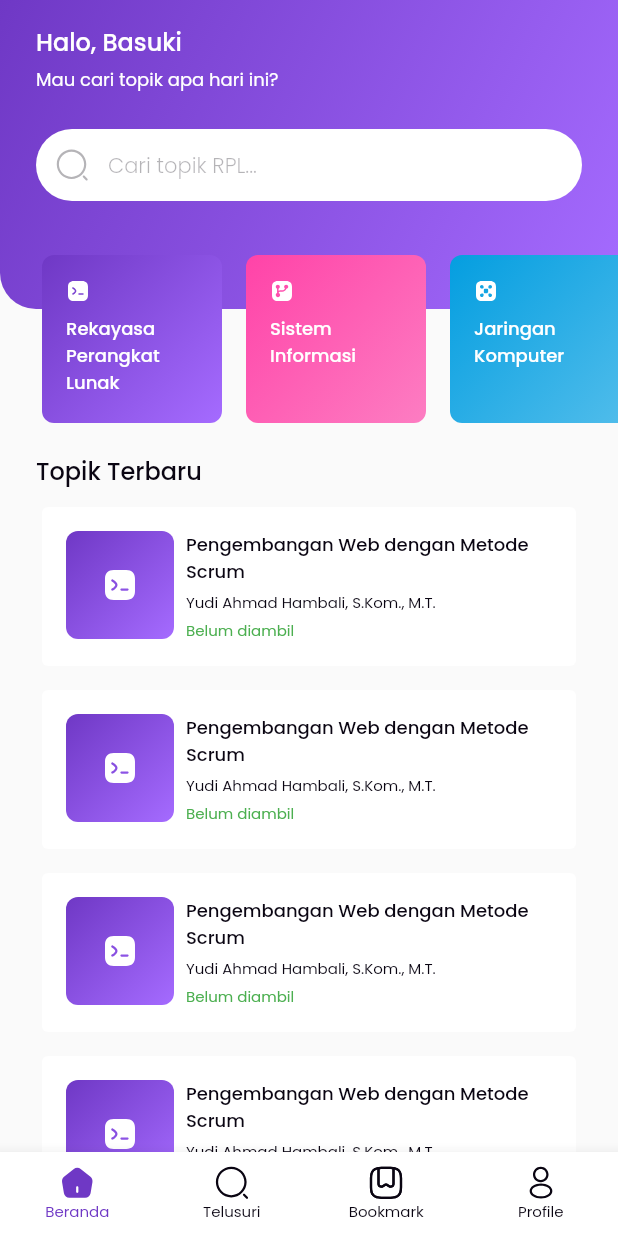
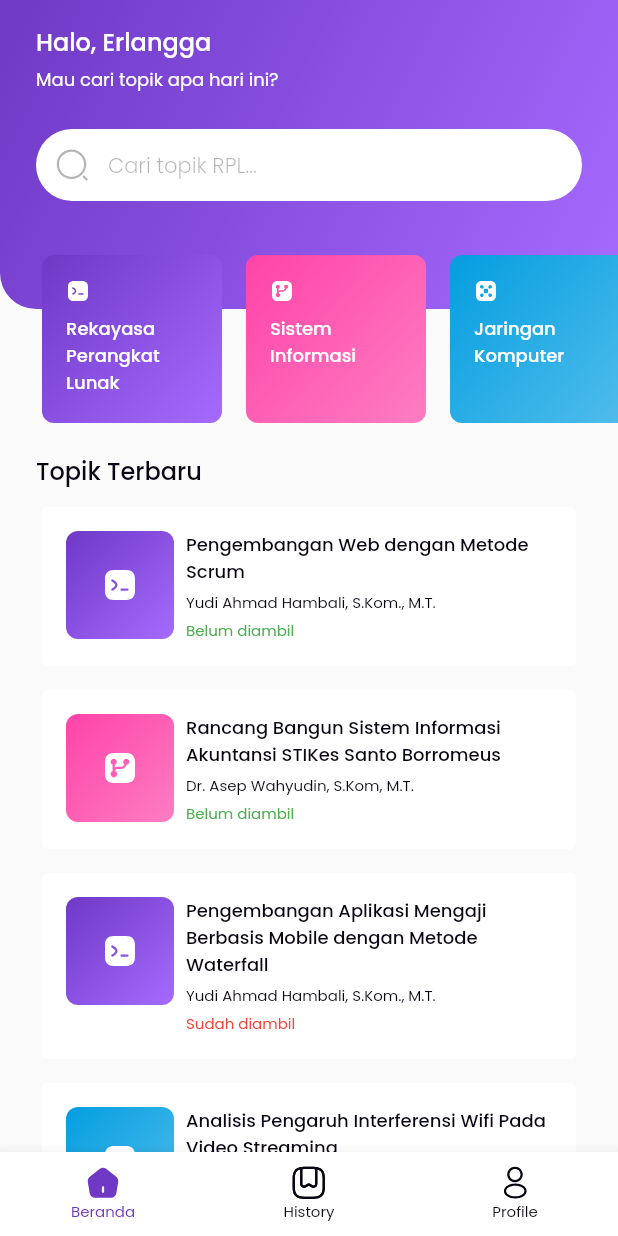
Before and after one commit to mufidabiyyu5/rekamosi, a Flutter app: the HomePage screen opened directly, on a phone screen of 412 x 824 dp. Run offline on Flutter 3.47's test engine with Material 2 defaults, Android fonts, the phone set to English and light mode, and no system bars; our stand-ins replace flutter_svg.

Commit message:
update 29/12

```diff
--- /dev/null
+++ b/lib/components/card.dart
@@ -0,0 +1,150 @@
+import 'package:flutter/material.dart';
+import 'package:rekamosi/theme.dart';
+import 'package:rekamosi/pages/detailpage.dart';
+import 'package:flutter_svg/flutter_svg.dart';
+
+class Cards extends StatelessWidget {
+  final Color firstColor;
+  final Color secondColor;
+  final String svgIcons;
+  final String title;
+  final String dosen;
+  final String kbk;
+  final bool status;
+
+  Cards({
+    this.firstColor = Colors.white,
+    this.secondColor = Colors.white,
+    this.svgIcons = "",
+    this.title = "",
+    this.dosen = "",
+    this.kbk = "",
+    this.status = false,
+  });
+
+  void _navigateToDetailScreen(
+      Color firstColor,
+      Color secondColor,
+      String svgIcons,
+      String title,
+      String dosen,
+      String kbk,
+      bool status,
+      BuildContext context) {
+    Navigator.of(context).push(MaterialPageRoute(
+        builder: (context) => DetailPage(
+              firstColor: firstColor,
+              secondColor: secondColor,
+              svgIcons: svgIcons,
+              title: title,
+              dosen: dosen,
+              kbk: kbk,
+              status: status,
+            )));
+  }
+
+  @override
+  Widget build(BuildContext context) {
+    return Column(
+      children: [
+        SizedBox(
+          height: 8,
+        ),
+        GestureDetector(
+          onTap: () {
+            _navigateToDetailScreen(firstColor, secondColor, svgIcons, title,
+                dosen, kbk, status, context);
+          },
+          child: Card(
+            color: Colors.white,
+            shadowColor: Colors.transparent,
+            child: Container(
+              decoration: BoxDecoration(
+                borderRadius: BorderRadius.circular(8),
+              ),
+              padding: EdgeInsets.all(16),
+              child: Row(
+                crossAxisAlignment: CrossAxisAlignment.start,
+                children: [
+                  Container(
+                    decoration: BoxDecoration(
+                      borderRadius: BorderRadius.all(
+                        Radius.circular(8),
+                      ),
+                      gradient: LinearGradient(
+                        begin: Alignment.topLeft,
+                        end: Alignment.bottomRight,
+                        colors: [
+                          firstColor,
+                          secondColor,
+                        ],
+                      ),
+                    ),
+                    padding: EdgeInsets.all(24),
+                    child: SvgPicture.asset(
+                      svgIcons,
+                      height: 24,
+                      width: 24,
+                    ),
+                  ),
+                  SizedBox(
+                    width: 8,
+                  ),
+                  Flexible(
+                    flex: 1,
+                    fit: FlexFit.tight,
+                    child: Column(
+                      mainAxisAlignment: MainAxisAlignment.start,
+                      crossAxisAlignment: CrossAxisAlignment.start,
+                      children: [
+                        Text(
+                          title,
+                          style: TextStyle(
+                            color: textColor,
+                            fontSize: 12,
+                            fontWeight: FontWeight.w500,
+                          ),
+                        ),
+                        SizedBox(
+                          height: 4,
+                        ),
+                        Text(
+                          dosen,
+                          style: TextStyle(
+                            color: textColor,
+                            fontSize: 10,
+                            fontWeight: FontWeight.w400,
+                          ),
+                        ),
+                        SizedBox(
+                          height: 4,
+                        ),
+                        status == false
+                            ? Text(
+                                "Belum diambil",
+                                style: TextStyle(
+                                  color: Colors.green,
+                                  fontSize: 10,
+                                  fontWeight: FontWeight.w400,
+                                ),
+                              )
+                            : Text(
+                                "Sudah diambil",
+                                style: TextStyle(
+                                  color: Colors.red,
+                                  fontSize: 10,
+                                  fontWeight: FontWeight.w400,
+                                ),
+                              )
+                      ],
+                    ),
+                  ),
+                ],
+              ),
+            ),
+          ),
+        ),
+      ],
+    );
+  }
+}
--- /dev/null
+++ b/lib/data/topik.dart
@@ -0,0 +1,50 @@
+import 'package:rekamosi/theme.dart';
+
+List topik = [
+  {
+    'firstColor': purplePrime,
+    'secondColor': purpleSecond,
+    'svgUrl': "assets/icons/code.svg",
+    'title': "Pengembangan Web dengan Metode Scrum",
+    'dosen': "Yudi Ahmad Hambali, S.Kom., M.T.",
+    'kbk': "Rekayasa Perangkat Lunak",
+    'status': false
+  },
+  {
+    'firstColor': pinkPrime,
+    'secondColor': pinkSecond,
+    'svgUrl': "assets/icons/hierarchy-square-3.svg",
+    'title': "Rancang Bangun Sistem Informasi Akuntansi STIKes Santo Borromeus",
+    'dosen': "Dr. Asep Wahyudin, S.Kom, M.T.",
+    'kbk': "Sistem Informasi",
+    'status': false
+  },
+  {
+    'firstColor': purplePrime,
+    'secondColor': purpleSecond,
+    'svgUrl': "assets/icons/code.svg",
+    'title':
+        "Pengembangan Aplikasi Mengaji Berbasis Mobile dengan Metode Waterfall",
+    'dosen': "Yudi Ahmad Hambali, S.Kom., M.T.",
+    'kbk': "Rekayasa Perangkat Lunak",
+    'status': true
+  },
+  {
+    'firstColor': bluePrime,
+    'secondColor': blueSecond,
+    'svgUrl': "assets/icons/command-square.svg",
+    'title': "Analisis Pengaruh Interferensi Wifi Pada Video Streaming",
+    'dosen': "Herbert Siregar, M.T.",
+    'kbk': "Jaringan Komputer",
+    'status': false
+  },
+  {
+    'firstColor': pinkPrime,
+    'secondColor': pinkSecond,
+    'svgUrl': "assets/icons/hierarchy-square-3.svg",
+    'title': "Rancang Bangun Sistem Informasi Puskesmas Sukasari",
+    'dosen': "Dr. Asep Wahyudin, S.Kom, M.T.",
+    'kbk': "Sistem Informasi",
+    'status': false
+  },
+];
--- a/lib/main.dart
+++ b/lib/main.dart
@@ -12,7 +12,7 @@ class MyApp extends StatelessWidget {
   Widget build(BuildContext context) {
     return MaterialApp(
       title: 'Rekamosi',
-      debugShowCheckedModeBanner: false,
+      // debugShowCheckedModeBanner: false,
       theme: ThemeData(
         // This is the theme of your application.
         //
--- a/lib/pages/homepage.dart
+++ b/lib/pages/homepage.dart
@@ -3,9 +3,13 @@ import 'package:flutter/material.dart';
 import 'package:flutter/src/widgets/container.dart';
 import 'package:flutter/src/widgets/framework.dart';
 import 'package:flutter_svg/flutter_svg.dart';
+import 'package:rekamosi/components/card.dart';
+import 'package:rekamosi/pages/bookmark.dart';
 import 'package:rekamosi/pages/detailpage.dart';
+import 'package:rekamosi/pages/profile.dart';
 import 'package:rekamosi/pages/splash.dart';
 import 'package:rekamosi/theme.dart';
+import 'package:rekamosi/data/topik.dart';
 
 class HomePage extends StatefulWidget {
   const HomePage({super.key});
@@ -15,15 +19,26 @@ class HomePage extends StatefulWidget {
 }
 
 class _HomePageState extends State<HomePage> {
-  void _navigateToDetailScreen(BuildContext context) {
-    Navigator.of(context)
-        .push(MaterialPageRoute(builder: (context) => DetailPage()));
-  }
+  // void _navigateToDetailScreen(BuildContext context) {
+  //   Navigator.of(context)
+  //       .push(MaterialPageRoute(builder: (context) => DetailPage()));
+  // }
 
   void _onItemTapped(int index) {
     setState(() {
       _selectedIndex = index;
     });
+
+    if (_selectedIndex == 0) {
+      Navigator.of(context)
+          .push(MaterialPageRoute(builder: (context) => HomePage()));
+    } else if (_selectedIndex == 1) {
+      Navigator.of(context)
+          .push(MaterialPageRoute(builder: (context) => Bookmark()));
+    } else if (_selectedIndex == 2) {
+      Navigator.of(context)
+          .push(MaterialPageRoute(builder: (context) => Profile()));
+    }
   }
 
   int _selectedIndex = 0;
@@ -59,20 +74,12 @@ class _HomePageState extends State<HomePage> {
             label: "Beranda",
           ),
           BottomNavigationBarItem(
-            icon: SvgPicture.asset("assets/icons/search-normal.svg"),
-            activeIcon: SvgPicture.asset(
-              "assets/icons/search-bold.svg",
-              color: purplePrime,
-            ),
-            label: "Telusuri",
-          ),
-          BottomNavigationBarItem(
             icon: SvgPicture.asset("assets/icons/bookmark.svg"),
             activeIcon: SvgPicture.asset(
               "assets/icons/bookmark-bold.svg",
               color: purplePrime,
             ),
-            label: "Bookmark",
+            label: "History",
           ),
           BottomNavigationBarItem(
             icon: SvgPicture.asset("assets/icons/profile.svg"),
@@ -118,7 +125,7 @@ class _HomePageState extends State<HomePage> {
                       crossAxisAlignment: CrossAxisAlignment.start,
                       children: [
                         Text(
-                          "Halo, Basuki",
+                          "Halo, Erlangga",
                           style: TextStyle(
                             fontSize: 16,
                             fontWeight: FontWeight.w600,
@@ -344,100 +351,15 @@ class _HomePageState extends State<HomePage> {
                           ),
                         ),
                         for (var i = 0; i < 5; i++)
-                          Column(
-                            children: [
-                              SizedBox(
-                                height: 8,
-                              ),
-                              GestureDetector(
-                                onTap: () {
-                                  _navigateToDetailScreen(context);
-                                },
-                                child: Card(
-                                  color: Colors.white,
-                                  shadowColor: Colors.transparent,
-                                  child: Container(
-                                    decoration: BoxDecoration(
-                                      borderRadius: BorderRadius.circular(8),
-                                    ),
-                                    padding: EdgeInsets.all(16),
-                                    child: Row(
-                                      crossAxisAlignment:
-                                          CrossAxisAlignment.start,
-                                      children: [
-                                        Container(
-                                          decoration: BoxDecoration(
-                                            borderRadius: BorderRadius.all(
-                                              Radius.circular(8),
-                                            ),
-                                            gradient: LinearGradient(
-                                              begin: Alignment.topLeft,
-                                              end: Alignment.bottomRight,
-                                              colors: [
-                                                purplePrime,
-                                                purpleSecond,
-                                              ],
-                                            ),
-                                          ),
-                                          padding: EdgeInsets.all(24),
-                                          child: SvgPicture.asset(
-                                            'assets/icons/code.svg',
-                                            height: 24,
-                                            width: 24,
-                                          ),
-                                        ),
-                                        SizedBox(
-                                          width: 8,
-                                        ),
-                                        Flexible(
-                                          flex: 1,
-                                          fit: FlexFit.tight,
-                                          child: Column(
-                                            mainAxisAlignment:
-                                                MainAxisAlignment.start,
-                                            crossAxisAlignment:
-                                                CrossAxisAlignment.start,
-                                            children: [
-                                              Text(
-                                                "Pengembangan Web dengan Metode Scrum",
-                                                style: TextStyle(
-                                                  color: textColor,
-                                                  fontSize: 12,
-                                                  fontWeight: FontWeight.w500,
-                                                ),
-                                              ),
-                                              SizedBox(
-                                                height: 4,
-                                              ),
-                                              Text(
-                                                "Yudi Ahmad Hambali, S.Kom., M.T.",
-                                                style: TextStyle(
-                                                  color: textColor,
-                                                  fontSize: 10,
-                                                  fontWeight: FontWeight.w400,
-                                                ),
-                                              ),
-                                              SizedBox(
-                                                height: 4,
-                                              ),
-                                              Text(
-                                                "Belum diambil",
-                                                style: TextStyle(
-                                                  color: Colors.green,
-                                                  fontSize: 10,
-                                                  fontWeight: FontWeight.w400,
-                                                ),
-                                              ),
-                                            ],
-                                          ),
-                                        ),
-                                      ],
-                                    ),
-                                  ),
-                                ),
-                              ),
-                            ],
-                          ),
+                          Cards(
+                            firstColor: topik[i]['firstColor'],
+                            secondColor: topik[i]['secondColor'],
+                            svgIcons: topik[i]['svgUrl'],
+                            title: topik[i]['title'],
+                            dosen: topik[i]['dosen'],
+                            kbk: topik[i]['kbk'],
+                            status: topik[i]['status'],
+                          )
                       ],
                     ),
                   ),
```
Also changed, not shown: lib/pages/bookmark.dart (added, +114 -0 lines), lib/pages/detailpage.dart (+25 -8 lines), lib/pages/profile.dart (added, +180 -0 lines).
